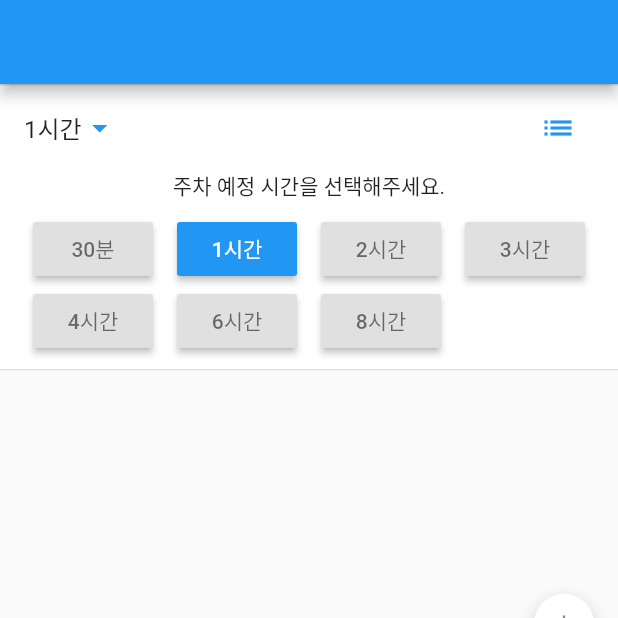
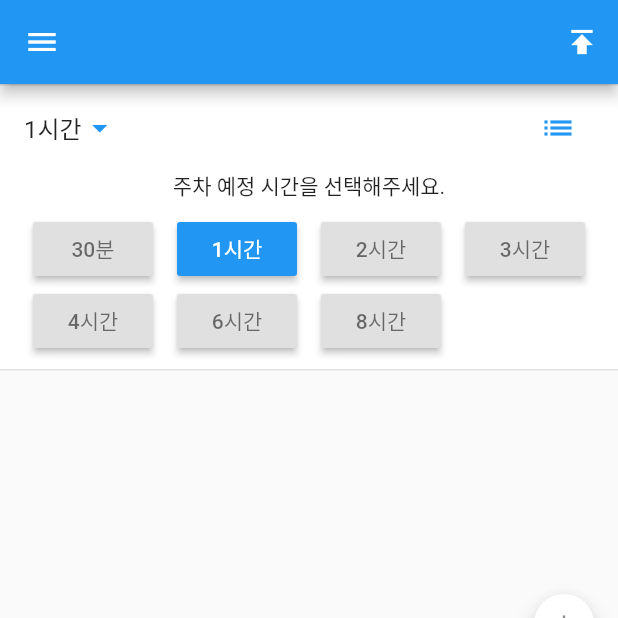
Before and after one commit to Feelthewind/parking-front-flutter, a Flutter app: the screen it shows after launch, after a tap on "30분", after a tap on "1시간", on a phone screen of 412 x 824 dp, the top half of it. Run offline on Flutter 3.47's test engine with Material 2 defaults, Android fonts, the phone set to English and light mode, and no system bars; our stand-ins replace google_maps_flutter, location; network calls fail; statements that could not run were skipped.

```diff
--- a/lib/main.dart
+++ b/lib/main.dart
@@ -23,6 +23,7 @@ class MyApp extends StatelessWidget {
     return MaterialApp(
       title: 'Flutter Google Maps Demo',
       home: MapSample(),
+      debugShowCheckedModeBanner: false,
     );
   }
 }
@@ -35,6 +36,8 @@ class MapSample extends StatefulWidget {
 class MapSampleState extends State<MapSample> {
   GoogleMapController controller;
   Map<MarkerId, Marker> markers = <MarkerId, Marker>{};
+  Map<MarkerId, String> prices = <MarkerId, String>{};
+  Map<MarkerId, Parking> parkings = <MarkerId, Parking>{};
   MarkerId selectedMarker;
   int _markerIdCounter = 1;
 
@@ -42,12 +45,36 @@ class MapSampleState extends State<MapSample> {
   Location _locationService = new Location();
   bool _permission = false;
   String error;
+  int count = 1;
 
   @override
   void initState() {
     super.initState();
     initPlatformState();
     getParkings();
+  }
+
+  void handleTimeSelected(int count) {
+    setState(() {
+      count = count;
+    });
+    markers.forEach((markerId, marker) {
+      marker = marker.copyWith(
+          infoWindowParam: InfoWindow(
+            title: (int.parse(prices[markerId]) * count).toString(),
+          ),
+          onTapParam: () {
+            showModalBottomSheet(
+              context: context,
+              builder: (context) {
+                return ParkingBottomModal(parkings[markerId], count);
+              },
+            );
+          });
+      setState(() {
+        markers[markerId] = marker;
+      });
+    });
   }
 
   void getParkings() async {
@@ -73,8 +100,6 @@ class MapSampleState extends State<MapSample> {
   }
 
   void _add(double lat, double lng, Parking parking) {
-    print(parking.timezones);
-    print(parking.timezones.timezones);
     final int markerCount = markers.length;
 
     if (markerCount == 12) {
@@ -85,10 +110,14 @@ class MapSampleState extends State<MapSample> {
     _markerIdCounter++;
     final MarkerId markerId = MarkerId(markerIdVal);
 
+    parkings[markerId] = parking;
+
     final Marker marker = Marker(
       markerId: markerId,
       position: LatLng(lat, lng),
-      infoWindow: InfoWindow(title: parking.price.substring(1)),
+      infoWindow: InfoWindow(
+        title: parking.price.substring(1).toString(),
+      ),
       onTap: () {
         showModalBottomSheet(
           context: context,
@@ -101,6 +130,7 @@ class MapSampleState extends State<MapSample> {
 
     setState(() {
       markers[markerId] = marker;
+      prices[markerId] = parking.price.substring(1);
     });
   }
 
@@ -147,25 +177,24 @@ class MapSampleState extends State<MapSample> {
     }
   }
 
-  // getLocation() async {
-  //   try {
-  //     currentLocation = await location.getLocation();
-  //     setState(() {
-  //       currentLocation = currentLocation;
-  //     });
-  //   } on PlatformException catch (e) {
-  //     if (e.code == 'PERMISSION_DENIED') {
-  //       print('=================================');
-  //       print('Permission denied');
-  //     }
-  //     currentLocation = null;
-  //   }
-  // }
-
   @override
   Widget build(BuildContext context) {
     return new Scaffold(
-      appBar: AppBar(),
+      appBar: AppBar(
+        leading: IconButton(
+          icon: Icon(Icons.menu),
+          onPressed: () {},
+        ),
+        actions: <Widget>[
+          IconButton(
+            icon: Icon(
+              Icons.publish,
+              color: Colors.white,
+            ),
+            onPressed: () {},
+          )
+        ],
+      ),
       body: Stack(
         children: <Widget>[
           currentLocation != null
@@ -227,7 +256,7 @@ class MapSampleState extends State<MapSample> {
               ],
             ),
           ),
-          ParkingExpansionTile(),
+          ParkingExpansionTile(this.handleTimeSelected),
         ],
       ),
     );
--- a/lib/widgets/parking_bottom_modal.dart
+++ b/lib/widgets/parking_bottom_modal.dart
@@ -3,8 +3,9 @@ import 'package:parking_flutter/models/parking.dart';
 
 class ParkingBottomModal extends StatelessWidget {
   final Parking parking;
+  final int count;
 
-  ParkingBottomModal(this.parking);
+  ParkingBottomModal(this.parking, [this.count = 1]);
 
   @override
   Widget build(BuildContext context) {
@@ -52,7 +53,7 @@ class ParkingBottomModal extends StatelessWidget {
                     ],
                   ),
                   Text(
-                    '${parking.price.substring(1)} 원',
+                    '${(int.parse(parking.price.substring(1)) * count).toString()} 원',
                     style: TextStyle(
                       fontSize: 20,
                       fontWeight: FontWeight.bold,
--- a/lib/widgets/parking_expansion_tile.dart
+++ b/lib/widgets/parking_expansion_tile.dart
@@ -1,18 +1,30 @@
 import 'package:flutter/material.dart';
 
 class ParkingExpansionTile extends StatefulWidget {
+  ParkingExpansionTile(this.onTimeSelected);
+
+  final onTimeSelected;
+
   @override
   _ParkingExpansionTileState createState() => _ParkingExpansionTileState();
 }
 
 class _ParkingExpansionTileState extends State<ParkingExpansionTile> {
-  final times = ["30분", "1시간", "2시간", "3시간", "4시간", "6시간", "8시간"];
+  final times = [
+    {"desc": "30분", "count": 1},
+    {"desc": "1시간", "count": 2},
+    {"desc": "2시간", "count": 4},
+    {"desc": "3시간", "count": 6},
+    {"desc": "4시간", "count": 8},
+    {"desc": "6시간", "count": 12},
+    {"desc": "8시간", "count": 16},
+  ];
   var currentTimeIndex = 0;
 
-  List<Widget> buildTimeWidgets(List<String> times) {
+  List<Widget> buildTimeWidgets(List<Map<String, dynamic>> times) {
     final list = new List<Widget>();
     for (var i = 0; i < times.length; i++) {
-      list.add(buildTimeWidget(times[i], i));
+      list.add(buildTimeWidget(times[i]["desc"], i));
     }
     return list;
   }
@@ -28,6 +40,7 @@ class _ParkingExpansionTileState extends State<ParkingExpansionTile> {
           setState(() {
             currentTimeIndex = index;
           });
+          this.widget.onTimeSelected(times[index]["count"]);
         },
       ),
     );
@@ -42,7 +55,7 @@ class _ParkingExpansionTileState extends State<ParkingExpansionTile> {
         title: Row(
           children: <Widget>[
             Text(
-              times[currentTimeIndex],
+              times[currentTimeIndex]["desc"],
               style: TextStyle(color: Colors.black87),
             ),
             Icon(
```
